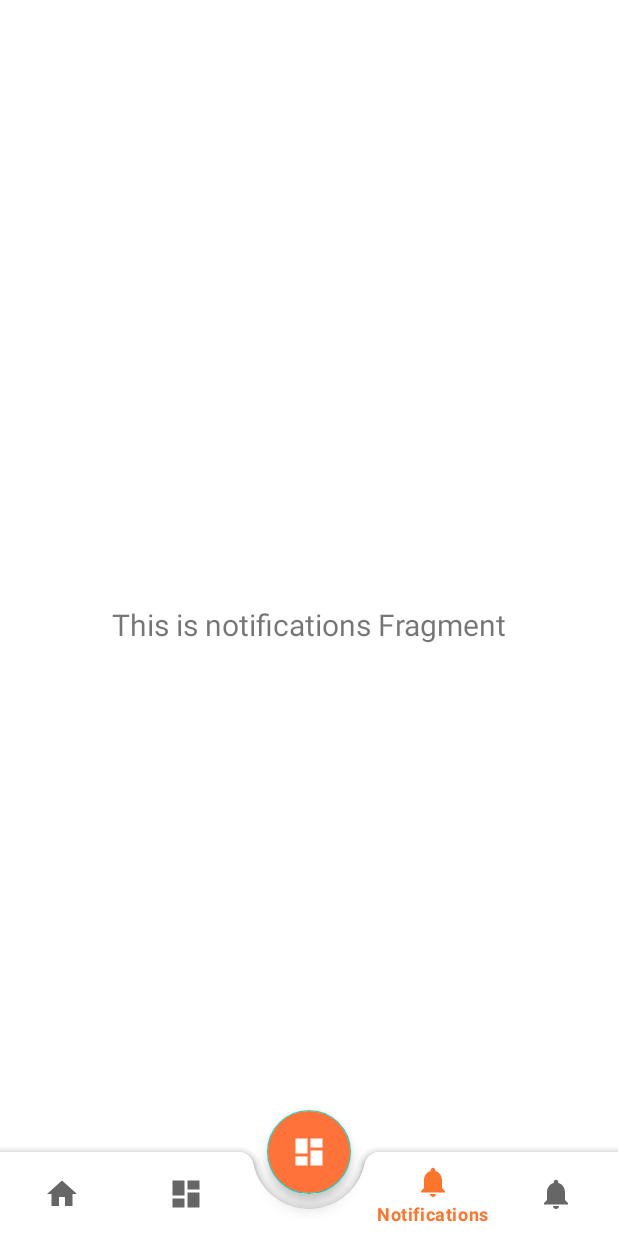
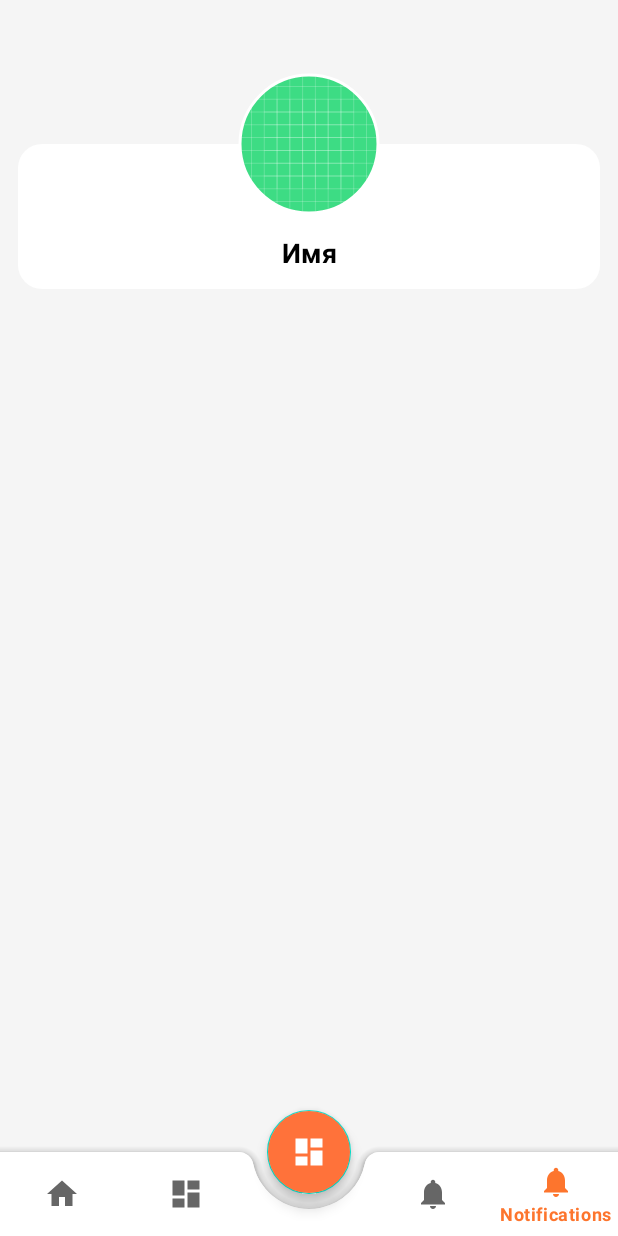
Before and after one commit to artemObrazumov/MoneySaver, an Android app: the screen it shows after launch (MainActivity), item 5 of the bottom bar chosen, on a phone screen of 412 x 824 dp. Run offline under Robolectric (Android 15) with nearby library versions, the phone set to English and light mode, and no system bars; our stand-ins replace navigation-ui.

Commit message:
add some fixes

```diff
--- /dev/null
+++ b/app/src/main/res/drawable/container_background.xml
@@ -0,0 +1,5 @@
+<?xml version="1.0" encoding="utf-8"?>
+<shape xmlns:android="http://schemas.android.com/apk/res/android">
+    <solid android:color="@color/white"/>
+    <corners android:radius="16dp"/>
+</shape>
--- a/app/src/main/res/layout/fragment_profile.xml
+++ b/app/src/main/res/layout/fragment_profile.xml
@@ -1,13 +1,47 @@
 <?xml version="1.0" encoding="utf-8"?>
-<FrameLayout xmlns:android="http://schemas.android.com/apk/res/android"
+<androidx.constraintlayout.widget.ConstraintLayout xmlns:android="http://schemas.android.com/apk/res/android"
+    xmlns:app="http://schemas.android.com/apk/res-auto"
     xmlns:tools="http://schemas.android.com/tools"
     android:layout_width="match_parent"
     android:layout_height="match_parent"
+    android:background="@color/background"
     tools:context=".ui.profile.ProfileFragment">
 
-    <TextView
+
+    <androidx.constraintlayout.widget.ConstraintLayout
+        android:id="@+id/constraintLayout2"
+        style="@style/containerCorners"
         android:layout_width="match_parent"
-        android:layout_height="match_parent"
-        android:text="Hello" />
+        android:layout_height="wrap_content"
+        android:layout_marginTop="96dp"
+        app:layout_constraintTop_toTopOf="parent">
 
-</FrameLayout>
+        <TextView
+            android:id="@+id/name"
+            android:layout_width="match_parent"
+            android:layout_height="wrap_content"
+            android:layout_marginTop="48dp"
+            android:gravity="center"
+            android:text="Имя"
+            android:textColor="@color/black"
+            android:textSize="18sp"
+            android:textStyle="bold"
+            app:layout_constraintTop_toTopOf="parent" />
+
+    </androidx.constraintlayout.widget.ConstraintLayout>
+
+    <com.google.android.material.imageview.ShapeableImageView
+        android:id="@+id/avatar"
+        android:layout_width="96dp"
+        android:layout_height="96dp"
+        android:src="@drawable/ic_launcher_background"
+        app:strokeColor="@color/white"
+        app:strokeWidth="2dp"
+        android:padding="2dp"
+        app:layout_constraintBottom_toTopOf="@+id/constraintLayout2"
+        app:layout_constraintEnd_toEndOf="parent"
+        app:layout_constraintStart_toStartOf="parent"
+        app:layout_constraintTop_toTopOf="@+id/constraintLayout2"
+        app:shapeAppearance="@style/ShapeAppearanceOverlay.App.CornerSize50Percent" />
+
+</androidx.constraintlayout.widget.ConstraintLayout>
--- a/app/src/main/res/menu/bottom_nav_menu.xml
+++ b/app/src/main/res/menu/bottom_nav_menu.xml
@@ -22,7 +22,7 @@
         android:title="@string/title_notifications" />
 
     <item
-        android:id="@+id/navigation_notifications2"
+        android:id="@+id/navigation_profile"
         android:icon="@drawable/ic_notifications_black_24dp"
         android:title="@string/title_notifications" />
 
--- a/app/src/main/res/navigation/mobile_navigation.xml
+++ b/app/src/main/res/navigation/mobile_navigation.xml
@@ -25,7 +25,7 @@
 
     <fragment
         android:id="@+id/navigation_profile"
-        android:name="com.borsch_team.moneysaver.ui.notifications.NotificationsFragment"
+        android:name="com.borsch_team.moneysaver.ui.profile.ProfileFragment"
         android:label="@string/title_notifications"
         tools:layout="@layout/fragment_notifications" />
 
--- a/app/src/main/res/values/themes.xml
+++ b/app/src/main/res/values/themes.xml
@@ -18,6 +18,12 @@
         <item name="android:background">@drawable/container</item>
         <item name="android:padding">12dp</item>
     </style>
+    <style name="containerCorners">
+        <item name="android:background">@drawable/container_background</item>
+        <item name="android:padding">12dp</item>
+        <item name="android:layout_marginStart">12dp</item>
+        <item name="android:layout_marginEnd">12dp</item>
+    </style>
     <style name="ShapeAppearanceOverlay.App.CornerSize50Percent" parent="">
         <item name="cornerSize">50%</item>
     </style>
```
